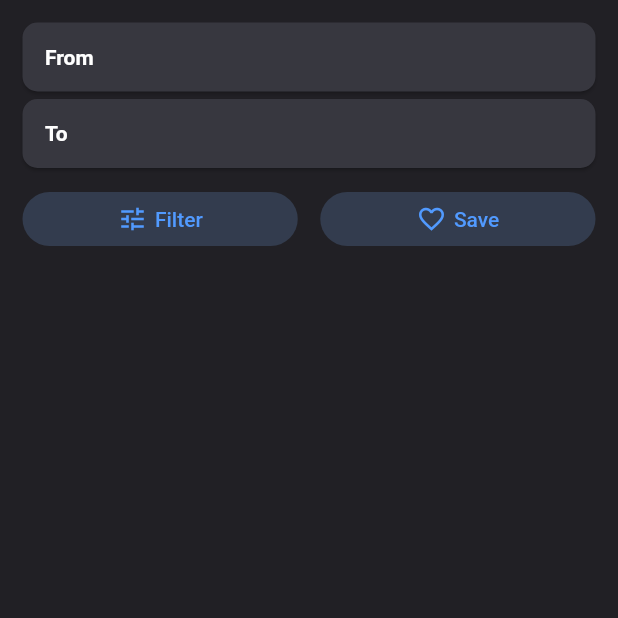
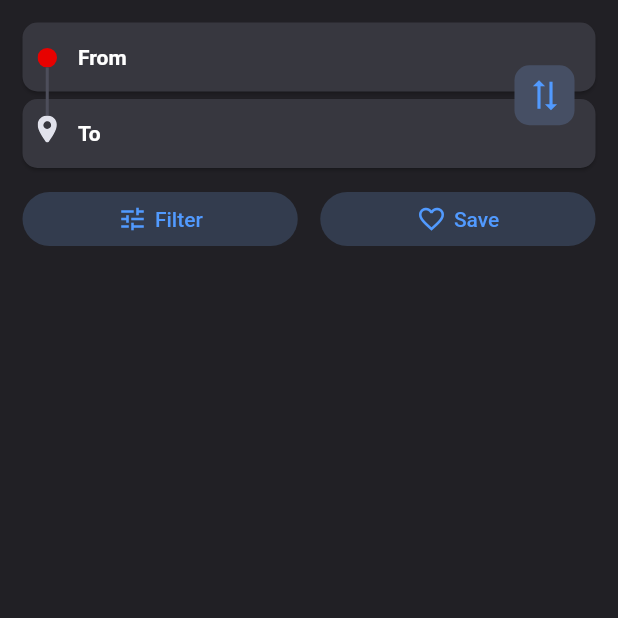
Before and after one commit to ludvigcarlsen/retur, a Flutter app: the screen it shows after launch, on a phone screen of 412 x 824 dp, the top half of it. Run offline on Flutter 3.47's test engine with Material 2 defaults, Android fonts, the phone set to English and light mode, and no system bars; our stand-ins replace flutter_svg, geolocator; missing offline and left inert: home_widget.

Commit message:
Design and swap button

```diff
--- a/lib/main.dart
+++ b/lib/main.dart
@@ -28,7 +28,6 @@ class MyApp extends StatelessWidget {
             ),
           ),
           scaffoldBackgroundColor: const Color.fromARGB(255, 33, 32, 37),
-          cardColor: const Color.fromARGB(255, 55, 55, 63),
           cardTheme: CardTheme(
             margin: EdgeInsets.zero,
             color: const Color.fromARGB(255, 55, 55, 63),
--- a/lib/screens/trip.dart
+++ b/lib/screens/trip.dart
@@ -2,6 +2,7 @@ import 'dart:convert';
 
 import 'package:flutter/material.dart';
 import 'package:flutter/services.dart';
+import 'package:flutter_svg/svg.dart';
 import 'package:retur/models/favourite.dart';
 import 'package:retur/models/searchresponse.dart';
 import 'package:retur/models/tripresponse.dart';
@@ -120,6 +121,9 @@ class _TripState extends State<Trip> {
           child: Column(
             crossAxisAlignment: CrossAxisAlignment.stretch,
             children: [
+              Stack(
+                alignment: Alignment.center,
+                children: [
                   TripInputCard(
                     fromName: from?.name,
                     toName: to?.name,
@@ -138,6 +142,39 @@ class _TripState extends State<Trip> {
                         tripResponse = getTrip();
                       },
                     ),
+                  ),
+                  Padding(
+                    padding: EdgeInsets.all(10),
+                    child: Row(
+                      children: [
+                        Column(
+                          children: [
+                            SvgPicture.asset('assets/dot.svg', height: 13),
+                            Container(
+                              width: 2,
+                              height: 32, // TODO dynamic solution
+                              color: Color.fromARGB(255, 77, 78, 91),
+                            ),
+                            SvgPicture.asset(
+                              'assets/pin.svg',
+                              height: 18,
+                            )
+                          ],
+                        ),
+                        Spacer(),
+                        SwapButton(
+                          onPressed: () {
+                            StopPlace? temp = from;
+                            setState(() {
+                              from = to;
+                              to = temp;
+                            });
+                          },
+                        ),
+                      ],
+                    ),
+                  ),
+                ],
               ),
               const SizedBox(height: 10.0),
               Row(
@@ -226,3 +263,26 @@ class ExpandedButton extends StatelessWidget {
     );
   }
 }
+
+class SwapButton extends StatelessWidget {
+  final Function()? onPressed;
+  const SwapButton({super.key, required this.onPressed});
+
+  @override
+  Widget build(BuildContext context) {
+    return ElevatedButton(
+      style: ButtonStyle(
+          padding: MaterialStatePropertyAll(EdgeInsets.all(8)),
+          minimumSize: MaterialStatePropertyAll(Size.zero),
+          shape: MaterialStatePropertyAll(
+            RoundedRectangleBorder(
+              borderRadius: BorderRadius.circular(10),
+            ),
+          ),
+          backgroundColor:
+              MaterialStatePropertyAll(Color.fromARGB(255, 70, 79, 100))),
+      onPressed: onPressed,
+      child: const RotatedBox(quarterTurns: 1, child: Icon(Icons.sync_alt)),
+    );
+  }
+}
--- a/lib/widgets/tripinputcard.dart
+++ b/lib/widgets/tripinputcard.dart
@@ -65,7 +65,7 @@ class _LocationCardState extends State<LocationCard> {
       child: Card(
         margin: EdgeInsets.zero,
         child: Padding(
-          padding: const EdgeInsets.all(15.0),
+          padding: const EdgeInsets.fromLTRB(37, 15, 15, 15),
           child: Row(
             children: [
               Expanded(
--- a/lib/widgets/tripitemcard.dart
+++ b/lib/widgets/tripitemcard.dart
@@ -44,7 +44,10 @@ class TripCard extends StatelessWidget {
       children.add(const SizedBox(width: 4));
     }
     children.add(const Spacer());
-    children.add(Text("${(patterns.duration! / 60).ceil()} min"));
+    children.add(Text(
+      "${(patterns.duration! / 60).ceil()} min",
+      style: TextStyle(color: Colors.white.withOpacity(0.7)),
+    ));
     return children;
   }
 
--- a/pubspec.yaml
+++ b/pubspec.yaml
@@ -77,6 +77,8 @@ flutter:
     - assets/house.svg
     - assets/water.svg
     - assets/air.svg
+    - assets/pin.svg
+    - assets/dot.svg
 
   # An image asset can refer to one or more resolution-specific "variants", see
   # https://flutter.dev/assets-and-images/#resolution-aware
```
Also changed, not shown: assets/dot.svg (added), assets/pin.svg (added), 3 other files. Lines whose indentation alone changed are shown as unchanged.
